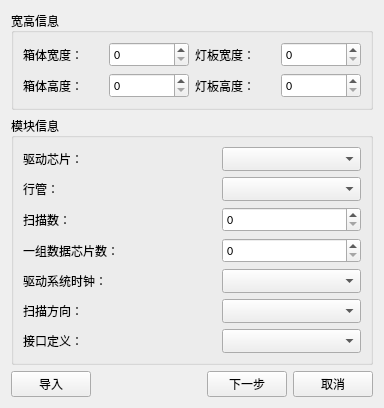
Above: src/Advancedsetting/Advancedsetting/smartsetting.ui from liyangfamily/TestActions before the change. Below: the same form after it.
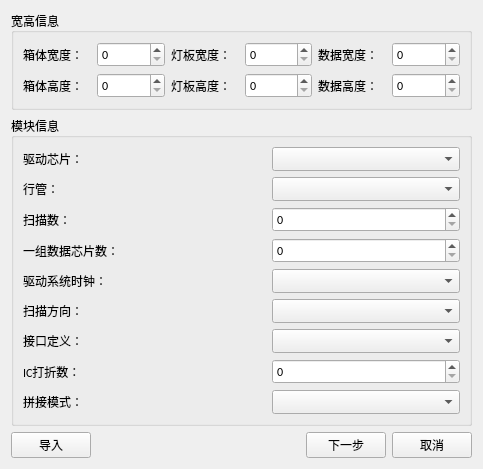
That is the form after the change.

The edit to the form file:
```diff
--- a/src/Advancedsetting/Advancedsetting/smartsetting.ui
+++ b/src/Advancedsetting/Advancedsetting/smartsetting.ui
@@ -6,8 +6,8 @@
    <rect>
     <x>0</x>
     <y>0</y>
-    <width>384</width>
-    <height>404</height>
+    <width>483</width>
+    <height>463</height>
    </rect>
   </property>
   <property name="font">
@@ -29,8 +29,6 @@
      <property name="title">
       <string>宽高信息</string>
      </property>
-     <layout class="QHBoxLayout" name="horizontalLayout_11">
-      <item>
        <layout class="QHBoxLayout" name="horizontalLayout_5">
         <item>
          <layout class="QVBoxLayout" name="verticalLayout">
@@ -112,6 +110,44 @@
           </item>
          </layout>
         </item>
+      <item>
+       <layout class="QVBoxLayout" name="verticalLayout_6">
+        <item>
+         <layout class="QHBoxLayout" name="horizontalLayout_11">
+          <item>
+           <widget class="QLabel" name="label_11">
+            <property name="text">
+             <string>数据宽度：</string>
+            </property>
+           </widget>
+          </item>
+          <item>
+           <widget class="QSpinBox" name="DataWspinBox">
+            <property name="maximum">
+             <number>9999</number>
+            </property>
+           </widget>
+          </item>
+         </layout>
+        </item>
+        <item>
+         <layout class="QHBoxLayout" name="horizontalLayout_15">
+          <item>
+           <widget class="QLabel" name="label_12">
+            <property name="text">
+             <string>数据高度：</string>
+            </property>
+           </widget>
+          </item>
+          <item>
+           <widget class="QSpinBox" name="DataHspinBox">
+            <property name="maximum">
+             <number>9999</number>
+            </property>
+           </widget>
+          </item>
+         </layout>
+        </item>
        </layout>
       </item>
      </layout>
@@ -130,6 +166,12 @@
         </property>
         <item>
          <widget class="QLabel" name="label_5">
+          <property name="minimumSize">
+           <size>
+            <width>120</width>
+            <height>0</height>
+           </size>
+          </property>
           <property name="text">
            <string>驱动芯片：           </string>
           </property>
@@ -137,6 +179,12 @@
         </item>
         <item>
          <widget class="QComboBox" name="ICcomboBox">
+          <property name="minimumSize">
+           <size>
+            <width>100</width>
+            <height>0</height>
+           </size>
+          </property>
           <property name="maxVisibleItems">
            <number>20</number>
           </property>
@@ -151,6 +199,12 @@
         </property>
         <item>
          <widget class="QLabel" name="label_6">
+          <property name="minimumSize">
+           <size>
+            <width>120</width>
+            <height>0</height>
+           </size>
+          </property>
           <property name="text">
            <string>行管：                  </string>
           </property>
@@ -158,6 +212,12 @@
         </item>
         <item>
          <widget class="QComboBox" name="MOScomboBox">
+          <property name="minimumSize">
+           <size>
+            <width>100</width>
+            <height>0</height>
+           </size>
+          </property>
           <property name="maxVisibleItems">
            <number>20</number>
           </property>
@@ -172,13 +232,26 @@
         </property>
         <item>
          <widget class="QLabel" name="label_9">
+          <property name="minimumSize">
+           <size>
+            <width>120</width>
+            <height>0</height>
+           </size>
+          </property>
           <property name="text">
            <string>扫描数：        </string>
           </property>
          </widget>
         </item>
         <item>
-         <widget class="QSpinBox" name="ScanspinBox"/>
+         <widget class="QSpinBox" name="ScanspinBox">
+          <property name="minimumSize">
+           <size>
+            <width>100</width>
+            <height>0</height>
+           </size>
+          </property>
+         </widget>
         </item>
        </layout>
       </item>
@@ -189,13 +262,26 @@
         </property>
         <item>
          <widget class="QLabel" name="label_10">
+          <property name="minimumSize">
+           <size>
+            <width>120</width>
+            <height>0</height>
+           </size>
+          </property>
           <property name="text">
            <string>一组数据芯片数：</string>
           </property>
          </widget>
         </item>
         <item>
-         <widget class="QSpinBox" name="OneDataspinBox"/>
+         <widget class="QSpinBox" name="OneDataspinBox">
+          <property name="minimumSize">
+           <size>
+            <width>100</width>
+            <height>0</height>
+           </size>
+          </property>
+         </widget>
         </item>
        </layout>
       </item>
@@ -206,6 +292,12 @@
         </property>
         <item>
          <widget class="QLabel" name="label_7">
+          <property name="minimumSize">
+           <size>
+            <width>120</width>
+            <height>0</height>
+           </size>
+          </property>
           <property name="text">
            <string>驱动系统时钟：          </string>
           </property>
@@ -213,6 +305,12 @@
         </item>
         <item>
          <widget class="QComboBox" name="CLKcomboBox">
+          <property name="minimumSize">
+           <size>
+            <width>100</width>
+            <height>0</height>
+           </size>
+          </property>
           <property name="maxVisibleItems">
            <number>20</number>
           </property>
@@ -227,6 +325,12 @@
         </property>
         <item>
          <widget class="QLabel" name="label_8">
+          <property name="minimumSize">
+           <size>
+            <width>120</width>
+            <height>0</height>
+           </size>
+          </property>
           <property name="text">
            <string>扫描方向：   </string>
           </property>
@@ -234,6 +338,12 @@
         </item>
         <item>
          <widget class="QComboBox" name="ScancomboBox">
+          <property name="minimumSize">
+           <size>
+            <width>100</width>
+            <height>0</height>
+           </size>
+          </property>
           <property name="maxVisibleItems">
            <number>20</number>
           </property>
@@ -248,6 +358,12 @@
         </property>
         <item>
          <widget class="QLabel" name="label_17">
+          <property name="minimumSize">
+           <size>
+            <width>120</width>
+            <height>0</height>
+           </size>
+          </property>
           <property name="text">
            <string>接口定义：   </string>
           </property>
@@ -255,6 +371,75 @@
         </item>
         <item>
          <widget class="QComboBox" name="HubcomboBox">
+          <property name="minimumSize">
+           <size>
+            <width>100</width>
+            <height>0</height>
+           </size>
+          </property>
+          <property name="maxVisibleItems">
+           <number>20</number>
+          </property>
+         </widget>
+        </item>
+       </layout>
+      </item>
+      <item>
+       <layout class="QHBoxLayout" name="horizontalLayout_22">
+        <property name="spacing">
+         <number>60</number>
+        </property>
+        <item>
+         <widget class="QLabel" name="label_18">
+          <property name="minimumSize">
+           <size>
+            <width>120</width>
+            <height>0</height>
+           </size>
+          </property>
+          <property name="text">
+           <string>IC打折数：   </string>
+          </property>
+         </widget>
+        </item>
+        <item>
+         <widget class="QSpinBox" name="ICTurnsspinBox">
+          <property name="minimumSize">
+           <size>
+            <width>100</width>
+            <height>0</height>
+           </size>
+          </property>
+         </widget>
+        </item>
+       </layout>
+      </item>
+      <item>
+       <layout class="QHBoxLayout" name="horizontalLayout_23">
+        <property name="spacing">
+         <number>60</number>
+        </property>
+        <item>
+         <widget class="QLabel" name="label_19">
+          <property name="minimumSize">
+           <size>
+            <width>120</width>
+            <height>0</height>
+           </size>
+          </property>
+          <property name="text">
+           <string>拼接模式：   </string>
+          </property>
+         </widget>
+        </item>
+        <item>
+         <widget class="QComboBox" name="SplicingModecomboBox">
+          <property name="minimumSize">
+           <size>
+            <width>100</width>
+            <height>0</height>
+           </size>
+          </property>
           <property name="maxVisibleItems">
            <number>20</number>
           </property>
@@ -270,7 +455,7 @@
      <item>
       <widget class="QPushButton" name="ImportpushButton">
        <property name="text">
-        <string>    导入    </string>
+        <string>导入</string>
        </property>
       </widget>
      </item>
@@ -292,14 +477,14 @@
        <item>
         <widget class="QPushButton" name="NextpushButton">
          <property name="text">
-          <string>   下一步   </string>
+          <string>下一步</string>
          </property>
         </widget>
        </item>
        <item>
         <widget class="QPushButton" name="pushButton">
          <property name="text">
-          <string>    取消    </string>
+          <string>取消</string>
          </property>
         </widget>
        </item>
```
Lines whose indentation alone changed are shown as unchanged.
